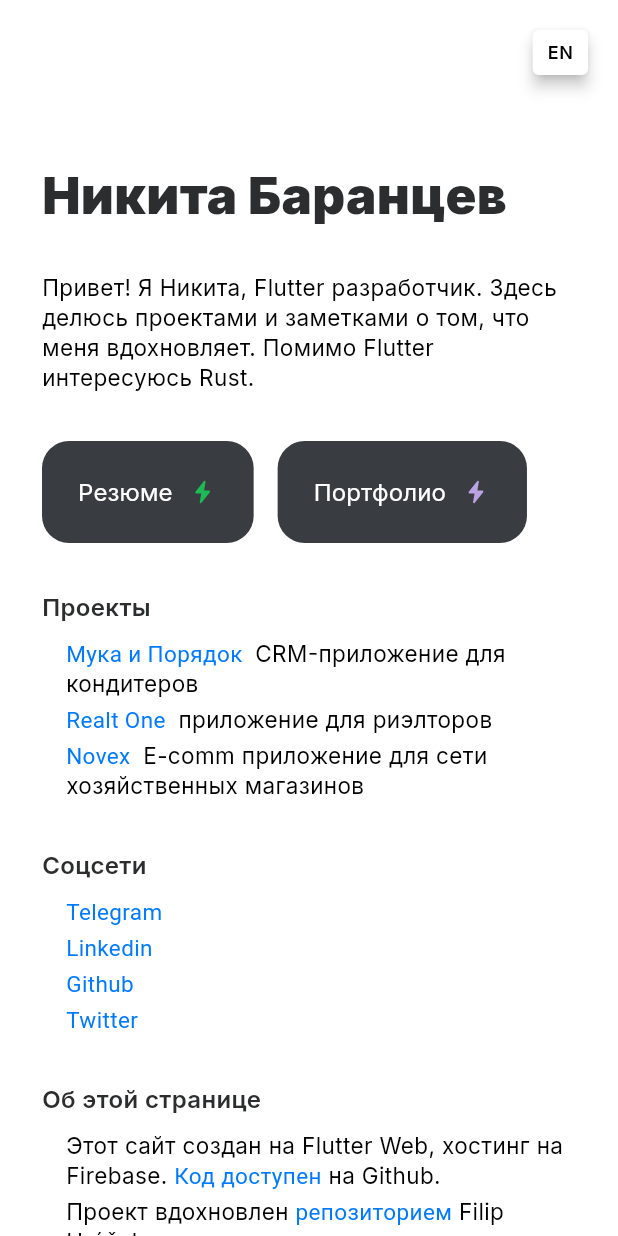
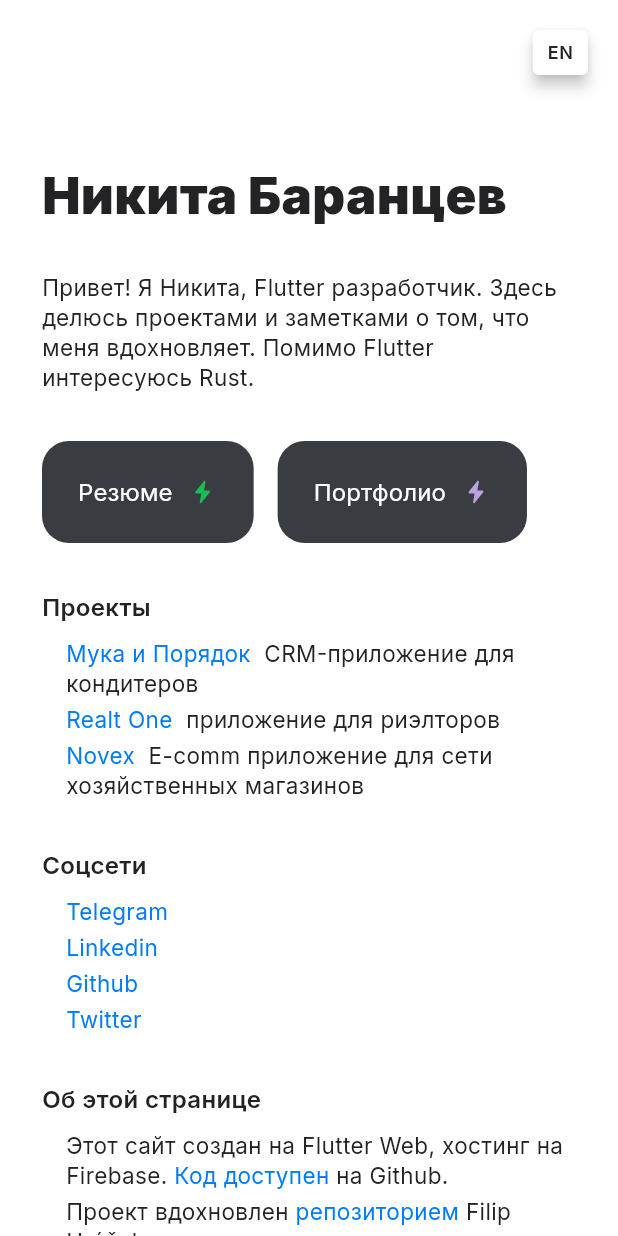
Before and after one commit to brntsv/flutter_web_cv_portfolio, a Flutter app: the screen it shows after launch, on a phone screen of 412 x 824 dp. Run offline on Flutter 3.47's test engine with Material 3 defaults, Android fonts, the light colour scheme and no system bars; our stand-ins replace auto_route, card_swiper, equatable, extended_image, flutter_bloc, flutter_svg and 3 more; generated files the repository leaves out were written again.

Commit message:
Добавление шрифтов для портфолио

```diff
--- a/lib/features/business/portfolio/presentation/widgets/project_section.dart
+++ b/lib/features/business/portfolio/presentation/widgets/project_section.dart
@@ -64,7 +64,7 @@ class ProjectSection extends StatelessWidget {
                         ),
                         Text(
                           project.appType.projectTitle(l10n),
-                          style: textStyle.h1.copyWith(
+                          style: textStyle.h4.copyWith(
                             color: project.appType.projectTextColor(color),
                           ),
                         ),
@@ -72,7 +72,7 @@ class ProjectSection extends StatelessWidget {
                     ),
                     Text(
                       project.appType.projectDescription(l10n),
-                      style: textStyle.h2.copyWith(
+                      style: textStyle.baseTextDesc.copyWith(
                         color: project.appType.projectTextColor(color),
                       ),
                     ),
--- a/lib/features/locale_mode/widgets/language_switcher.dart
+++ b/lib/features/locale_mode/widgets/language_switcher.dart
@@ -42,7 +42,7 @@ class LanguageSwitcher extends StatelessWidget {
               ),
               child: Text(
                 isRussian ? _en.toUpperCase() : _ru.toUpperCase(),
-                style: textStyle.captionBold,
+                style: textStyle.baseTextBold,
               ),
             ),
           ),
--- a/packages/ui_kit/lib/assets/colors.gen.dart
+++ b/packages/ui_kit/lib/assets/colors.gen.dart
@@ -19,8 +19,8 @@ class UiKitColor {
   /// Color: #007AFF
   static const Color blue = Color(0xFF007AFF);
 
-  /// Color: #2C2D2E
-  static const Color darkGray = Color(0xFF2C2D2E);
+  /// Color: #232325
+  static const Color darkGray = Color(0xFF232325);
 
   /// Color: #F6EEE3
   static const Color flourAndOrderBeige = Color(0xFFF6EEE3);
--- a/packages/ui_kit/lib/assets/fonts.gen.dart
+++ b/packages/ui_kit/lib/assets/fonts.gen.dart
@@ -12,4 +12,10 @@ class FontFamily {
 
   /// Font family: Inter
   static const String inter = 'Inter';
+
+  /// Font family: Mabry Pro
+  static const String mabryPro = 'Mabry Pro';
+
+  /// Font family: Onder
+  static const String onder = 'Onder';
 }
--- a/packages/ui_kit/lib/extensions/text_style_theme_extension.dart
+++ b/packages/ui_kit/lib/extensions/text_style_theme_extension.dart
@@ -9,66 +9,34 @@ class TextStyleExt extends ThemeExtension<TextStyleExt> {
     required this.h2,
     required this.h3,
     required this.h4,
-    required this.h5,
-    required this.h6,
-    required this.inputHeadline,
-    required this.inputPlaceholder,
-    required this.inputTitle,
+    required this.baseTextDesc,
     required this.baseText,
-    required this.smallText,
     required this.baseTextBold,
-    required this.caption,
-    required this.smallCaption,
-    required this.captionBold,
     required this.buttonTitle,
   });
 
-  /// Source Sans Pro, w600, 28, 1.14
+  /// Onder, w500, 18
   final TextStyle h1;
 
-  /// Source Sans Pro, w600, 22, 1.18
+  /// Inter, w600, 22, 1.18
   final TextStyle h2;
 
-  /// Source Sans Pro, w600, 16, 1.13
+  /// Inter, w600, 16, 1.13
   final TextStyle h3;
 
-  /// Source Sans Pro, w400, 16, 1.13
+  /// Onder, w500, 18
   final TextStyle h4;
 
-  /// Source Sans Pro, w400, 15, 1.2
-  final TextStyle h5;
+  /// Mabry Pro, w400, 20
+  final TextStyle baseTextDesc;
 
-  /// Source Sans Pro, w400, 12, 1.0
-  final TextStyle h6;
-
-  /// Source Sans Pro, w400, 15, 1.33
-  final TextStyle inputHeadline;
-
-  /// Source Sans Pro, w400, 14, 1.29
-  final TextStyle inputPlaceholder;
-
-  /// Source Sans Pro, w400, 10, 1.2
-  final TextStyle inputTitle;
-
-  /// Source Sans Pro, w400, 15, 1.2
+  /// Inter, w400, 15, 1.2
   final TextStyle baseText;
 
-  /// Source Sans Pro, w400, 12, 1.17
-  final TextStyle smallText;
-
-  /// Source Sans Pro, w600, 14, 1.29
+  /// Inter, w600, 12, 1.17
   final TextStyle baseTextBold;
 
-  /// Source Sans Pro, w400, 12, 1.17
-  final TextStyle caption;
-
-  /// Source Sans Pro, w400, 10, 1.2
-  final TextStyle smallCaption;
-
-  /// Source Sans Pro, w600, 12, 1.17
-  final TextStyle captionBold;
-
-  /// Source Sans Pro, w400, 16, 1.25
+  /// Inter, w400, 16, 1.25
   final TextStyle buttonTitle;
 
   @override
@@ -77,17 +45,9 @@ class TextStyleExt extends ThemeExtension<TextStyleExt> {
     TextStyle? h2,
     TextStyle? h3,
     TextStyle? h4,
-    TextStyle? h5,
-    TextStyle? h6,
-    TextStyle? inputHeadline,
-    TextStyle? inputPlaceholder,
-    TextStyle? inputTitle,
+    TextStyle? baseTextDesc,
     TextStyle? baseText,
-    TextStyle? smallText,
     TextStyle? baseTextBold,
-    TextStyle? caption,
-    TextStyle? smallCaption,
-    TextStyle? captionBold,
     TextStyle? buttonTitle,
   }) =>
       TextStyleExt(
@@ -95,17 +55,9 @@ class TextStyleExt extends ThemeExtension<TextStyleExt> {
         h2: h2 ?? this.h2,
         h3: h3 ?? this.h3,
         h4: h4 ?? this.h4,
-        h5: h5 ?? this.h5,
-        h6: h6 ?? this.h6,
-        inputHeadline: inputHeadline ?? this.inputHeadline,
-        inputPlaceholder: inputPlaceholder ?? this.inputPlaceholder,
-        inputTitle: inputTitle ?? this.inputTitle,
+        baseTextDesc: baseTextDesc ?? this.baseTextDesc,
         baseText: baseText ?? this.baseText,
-        smallText: smallText ?? this.smallText,
         baseTextBold: baseTextBold ?? this.baseTextBold,
-        caption: caption ?? this.caption,
-        smallCaption: smallCaption ?? this.smallCaption,
-        captionBold: captionBold ?? this.captionBold,
         buttonTitle: buttonTitle ?? this.buttonTitle,
       );
 
@@ -120,18 +72,9 @@ class TextStyleExt extends ThemeExtension<TextStyleExt> {
       h2: TextStyle.lerp(h2, other.h2, t)!,
       h3: TextStyle.lerp(h3, other.h3, t)!,
       h4: TextStyle.lerp(h4, other.h4, t)!,
-      h5: TextStyle.lerp(h5, other.h5, t)!,
-      h6: TextStyle.lerp(h6, other.h6, t)!,
-      inputHeadline: TextStyle.lerp(inputHeadline, other.inputHeadline, t)!,
-      inputPlaceholder:
-          TextStyle.lerp(inputPlaceholder, other.inputPlaceholder, t)!,
-      inputTitle: TextStyle.lerp(inputTitle, other.inputTitle, t)!,
+      baseTextDesc: TextStyle.lerp(baseTextDesc, other.baseTextDesc, t)!,
       baseText: TextStyle.lerp(baseText, other.baseText, t)!,
-      smallText: TextStyle.lerp(smallText, other.smallText, t)!,
       baseTextBold: TextStyle.lerp(baseTextBold, other.baseTextBold, t)!,
-      caption: TextStyle.lerp(caption, other.caption, t)!,
-      smallCaption: TextStyle.lerp(smallCaption, other.smallCaption, t)!,
-      captionBold: TextStyle.lerp(captionBold, other.captionBold, t)!,
       buttonTitle: TextStyle.lerp(buttonTitle, other.buttonTitle, t)!,
     );
   }
--- a/packages/ui_kit/lib/styles/text_styles.dart
+++ b/packages/ui_kit/lib/styles/text_styles.dart
@@ -1,6 +1,7 @@
 import 'package:flutter/material.dart';
 
 import '../assets/colors.gen.dart';
+import '../assets/fonts.gen.dart';
 
 /// Typography styles for the app (Title 1, Title 2, Title 3 / Semibold, etc.)
 /// used from the design layout of the UI kit.
@@ -9,6 +10,7 @@ sealed class UiKitTextStyles {
 
   /// Typography: H1
   static TextStyle get h1 => const TextStyle(
+        fontFamily: FontFamily.inter,
         fontWeight: FontWeight.w900,
         fontSize: 34,
         height: 1.14,
@@ -17,6 +19,7 @@ sealed class UiKitTextStyles {
 
   /// Typography: H2
   static TextStyle get h2 => const TextStyle(
+        fontFamily: FontFamily.inter,
         fontWeight: FontWeight.w600,
         fontSize: 22,
         height: 1.18,
@@ -25,6 +28,7 @@ sealed class UiKitTextStyles {
 
   /// Typography: H3
   static TextStyle get h3 => const TextStyle(
+        fontFamily: FontFamily.inter,
         fontWeight: FontWeight.w600,
         fontSize: 16,
         height: 1.13,
@@ -33,107 +37,49 @@ sealed class UiKitTextStyles {
 
   /// Typography: H4
   static TextStyle get h4 => const TextStyle(
-        fontWeight: FontWeight.w400,
-        fontSize: 16,
-        height: 1.13,
+        fontFamily: FontFamily.onder,
+        fontWeight: FontWeight.w500,
+        fontSize: 18,
         color: UiKitColor.darkGray,
       );
 
-  /// Typography: H5
-  static TextStyle get h5 => const TextStyle(
+  ///* Text
+
+  /// Typography: Base text desc (portfolio)
+  static TextStyle get baseTextDesc => const TextStyle(
+        fontFamily: FontFamily.mabryPro,
+        fontWeight: FontWeight.w400,
+        fontSize: 20,
+        color: UiKitColor.darkGray,
+      );
+
+  /// Typography: Base text
+  static TextStyle get baseText => const TextStyle(
+        fontFamily: FontFamily.inter,
         fontWeight: FontWeight.w400,
         fontSize: 15,
         height: 1.2,
         color: UiKitColor.darkGray,
       );
 
-  /// Typography: H6
-  static TextStyle get h6 => const TextStyle(
-        fontWeight: FontWeight.w400,
-        fontSize: 12,
-        color: UiKitColor.darkGray,
-      );
-
-  ///* Input
-
-  /// Typography: Headline
-  static TextStyle get inputHeadline => const TextStyle(
-        fontWeight: FontWeight.w400,
-        fontSize: 15,
-        height: 1.33,
-        color: UiKitColor.gray,
-      );
-
-  /// Typography: Body
-  static TextStyle get inputPlaceholder => const TextStyle(
-        fontWeight: FontWeight.w400,
-        fontSize: 14,
-        height: 1.29,
-      );
-
-  /// Typography: Title
-  static TextStyle get inputTitle => const TextStyle(
-        fontWeight: FontWeight.w400,
-        fontSize: 10,
-        height: 1.2,
-      );
-
-  ///* Text
-
-  /// Typography: Base text
-  static TextStyle get baseText => const TextStyle(
-        fontWeight: FontWeight.w400,
-        fontSize: 15,
-        height: 1.2,
-      );
-
-  /// Typography: Small text
-  static TextStyle get smallText => const TextStyle(
-        fontWeight: FontWeight.w400,
-        fontSize: 12,
-        height: 1.17,
-        color: UiKitColor.gray,
-      );
-
   /// Typography: Base text bold
   static TextStyle get baseTextBold => const TextStyle(
-        fontWeight: FontWeight.w600,
-        fontSize: 14,
-        height: 1.29,
-        color: UiKitColor.darkGray,
-      );
-
-  ///* Caption
-
-  /// Typography: Base caption
-  static TextStyle get baseCaption => const TextStyle(
-        fontWeight: FontWeight.w400,
-        fontSize: 12,
-        height: 1.17,
-      );
-
-  /// Typography: Small caption
-  static TextStyle get smallCaption => const TextStyle(
-        fontWeight: FontWeight.w400,
-        fontSize: 10,
-        height: 1.2,
-        color: UiKitColor.darkGray,
-      );
-
-  /// Typography: Сaption bold
-  static TextStyle get captionBold => const TextStyle(
+        fontFamily: FontFamily.inter,
         fontWeight: FontWeight.w600,
         fontSize: 12,
         height: 1.17,
+        color: UiKitColor.darkGray,
       );
 
   ///* Button
 
   /// Typography: Title
   static TextStyle get buttonTitle => const TextStyle(
+        fontFamily: FontFamily.inter,
         fontWeight: FontWeight.w400,
         fontSize: 16,
         height: 1.25,
         letterSpacing: 0.1,
+        color: UiKitColor.darkGray,
       );
 }
--- a/packages/ui_kit/lib/theme/theme.dart
+++ b/packages/ui_kit/lib/theme/theme.dart
@@ -54,7 +54,7 @@ sealed class AppTheme {
         textButtonTheme: _createTextButtonTheme(textColor),
         bottomSheetTheme: _createBottomSheetTheme(appBarColor),
         textSelectionTheme: _createTextSelectionTheme(),
-        primaryTextTheme: TextTheme(titleMedium: UiKitTextStyles.h1),
+        primaryTextTheme: TextTheme(titleMedium: UiKitTextStyles.baseText),
         scrollbarTheme: _createScrollbarTheme(),
         outlinedButtonTheme: _createOutlinedButtonTheme(),
         splashColor: UiKitColor.transparent,
@@ -70,7 +70,7 @@ sealed class AppTheme {
     Color textColor,
   ) =>
       AppBarTheme(
-        color: backgroundColor,
+        backgroundColor: backgroundColor,
         elevation: 0,
         surfaceTintColor: backgroundColor,
         centerTitle: true,
@@ -144,17 +144,11 @@ sealed class AppTheme {
         h2: UiKitTextStyles.h2,
         h3: UiKitTextStyles.h3,
         h4: UiKitTextStyles.h4,
-        h5: UiKitTextStyles.h5,
-        h6: UiKitTextStyles.h6,
-        inputHeadline: UiKitTextStyles.inputHeadline,
-        inputPlaceholder: UiKitTextStyles.inputPlaceholder,
-        inputTitle: UiKitTextStyles.inputTitle,
+        baseTextDesc: UiKitTextStyles.baseTextDesc,
+
+        ///
         baseText: UiKitTextStyles.baseText,
-        smallText: UiKitTextStyles.smallText,
         baseTextBold: UiKitTextStyles.baseTextBold,
-        caption: UiKitTextStyles.baseCaption,
-        smallCaption: UiKitTextStyles.smallCaption,
-        captionBold: UiKitTextStyles.captionBold,
         buttonTitle: UiKitTextStyles.buttonTitle,
       );
 }
--- a/packages/ui_kit/pubspec.yaml
+++ b/packages/ui_kit/pubspec.yaml
@@ -62,3 +62,9 @@ flutter:
     - family: Inter
       fonts:
         - asset: assets/fonts/Inter-VariableFont_opsz,wght.ttf
+    - family: Mabry Pro
+      fonts:
+        - asset: assets/fonts/MabryPro-Regular.ttf
+    - family: Onder
+      fonts:
+        - asset: assets/fonts/Onder-Regular.ttf
--- a/pubspec.yaml
+++ b/pubspec.yaml
@@ -42,3 +42,9 @@ flutter:
     - family: Inter
       fonts:
         - asset: packages/ui_kit/assets/fonts/Inter-VariableFont_opsz,wght.ttf
+    - family: Mabry Pro
+      fonts:
+        - asset: packages/ui_kit/assets/fonts/MabryPro-Regular.ttf
+    - family: Onder
+      fonts:
+        - asset: packages/ui_kit/assets/fonts/Onder-Regular.ttf
```
Also changed, not shown: packages/ui_kit/assets/fonts/MabryPro-Regular.ttf (added), packages/ui_kit/assets/fonts/Onder-Regular.ttf (added), 1 other file.
